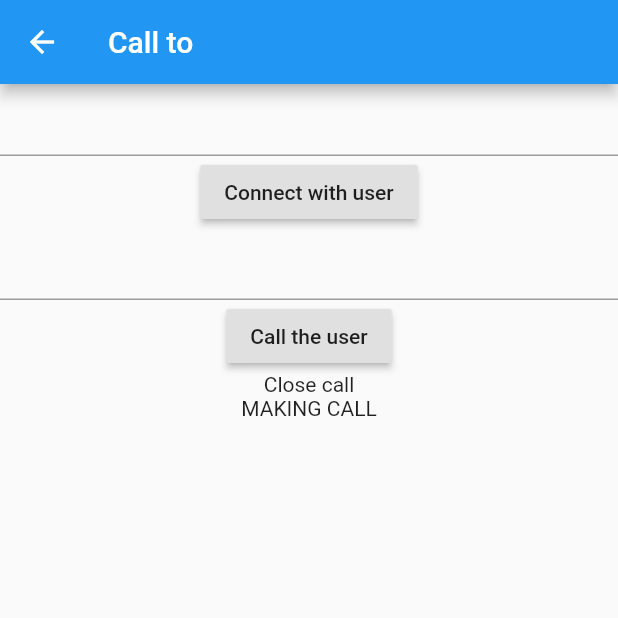
After one commit to nicearma/queApli, a Flutter app: the CallScreen screen opened by its route, after a tap on "Close call", on a phone screen of 412 x 824 dp, the top half of it. The commit adds this screen. Run offline on Flutter 3.47's test engine with Material 2 defaults, Android fonts, the phone set to English and light mode, and no system bars; our stand-ins replace camera, contacts_service, dio, flutter_mobx, mobx, permission_handler; missing offline and left inert: flutter_webrtc, w3c_event_source; generated files the repository leaves out were written again.

Commit message:
try to add webRTC

```diff
--- a/lib/main.dart
+++ b/lib/main.dart
@@ -1,4 +1,5 @@
 import 'package:flutter/material.dart';
+import 'package:queappli/screen/call.screen.dart';
 import 'package:queappli/screen/camera.screen.dart';
 import 'package:queappli/screen/chat.screen.dart';
 import 'package:queappli/screen/configuration.screen.dart';
@@ -34,7 +35,7 @@ class MyApp extends StatelessWidget {
         // This makes the visual density adapt to the platform that you run
         // the app on. For desktop platforms, the controls will be smaller and
         // closer together (more dense) than on mobile platforms.
-        visualDensity: VisualDensity.adaptivePlatformDensity,
+        //visualDensity: VisualDensity.adaptivePlatformDensity,
       ),
       routes: {
         '/': (context) => HomeScreen(),
@@ -42,6 +43,7 @@ class MyApp extends StatelessWidget {
         '/camera': (context) => CameraScreen(),
         '/contacts': (context) => ContactsScreen(),
         '/configuration' : (context) => ConfigurationScreen(),
+        '/call': (context) => CallScreen()
       },
       initialRoute: '/',
     );
--- /dev/null
+++ b/lib/screen/call.screen.dart
@@ -0,0 +1,122 @@
+import 'dart:async';
+
+import 'package:flutter/cupertino.dart';
+import 'package:flutter/material.dart';
+import 'package:flutter_mobx/flutter_mobx.dart';
+import 'package:flutter_webrtc/webrtc.dart';
+import 'package:queappli/screen/streaming/singaling.service.dart';
+import 'package:queappli/screen/streaming/streaming.dart';
+
+class CallScreen extends StatefulWidget {
+  const CallScreen({
+    Key key,
+  }) : super(key: key);
+
+  @override
+  CallState createState() => CallState();
+}
+
+class CallState extends State<CallScreen> {
+  SignalingService signalingService;
+
+  Future _initializeControllerFuture;
+
+  String _peerIdToCall;
+
+  Completer _completer;
+
+  RTCVideoRenderer _localRenderer = new RTCVideoRenderer();
+  RTCVideoRenderer _remoteRenderer = new RTCVideoRenderer();
+
+  @override
+  void initState() {
+    super.initState();
+
+    signalingService = new SignalingService();
+
+    _initializeControllerFuture = createFuture();
+    initRenderers();
+  }
+
+  initRenderers() async {
+    await _localRenderer.initialize();
+    await _remoteRenderer.initialize();
+  }
+
+  Future<void> createFuture() {
+    _completer = new Completer();
+
+    return _completer.future;
+  }
+
+  @override
+  Widget build(BuildContext context) {
+    return Scaffold(
+        appBar: AppBar(title: Text('Call to')),
+        // Wait until the controller is initialized before displaying the
+        // camera preview. Use a FutureBuilder to display a loading spinner
+        // until the controller has finished initializing.
+        body: Observer(builder: (_) {
+          var toAdd = <Widget>[];
+          if (streamingStore.remoteStream == null &&
+              streamingStore.localStream == null) {
+            toAdd.add(Text("MAKING CALL"));
+          }
+
+          if (streamingStore.remoteStream != null) {
+            _remoteRenderer.srcObject = streamingStore.remoteStream;
+            toAdd.add(Container(
+              margin: new EdgeInsets.fromLTRB(0.0, 0.0, 0.0, 0.0),
+              width: MediaQuery.of(context).size.width,
+              height: MediaQuery.of(context).size.height/5,
+              child: new RTCVideoView(_remoteRenderer),
+              decoration: new BoxDecoration(color: Colors.red),
+            ));
+          }
+          if (streamingStore.localStream != null) {
+            _localRenderer.srcObject = streamingStore.localStream;
+            toAdd.add(Container(
+              margin: new EdgeInsets.fromLTRB(0.0, 0.0, 0.0, 0.0),
+              width: MediaQuery.of(context).size.width,
+              height: MediaQuery.of(context).size.height/5,
+              child: new RTCVideoView(_localRenderer),
+              decoration: new BoxDecoration(color: Colors.green),
+            ));
+          }
+
+          return Column(
+              children: <Widget>[
+            TextFormField(
+              onChanged: (value) {
+                streamingStore.setSelfId(value);
+              },
+            ),
+            RaisedButton(
+              onPressed: () {
+                signalingService
+                    .makeEventSourceConnection(streamingStore.selfId);
+                _completer.complete();
+              },
+              child: Text('Connect with user'),
+            ),
+            TextFormField(
+              onChanged: (value) {
+                _peerIdToCall = value;
+              },
+            ),
+            RaisedButton(
+              onPressed: () {
+                signalingService.invite(_peerIdToCall, 'video');
+              },
+              child: Text('Call the user'),
+            ),
+            GestureDetector(
+              onTap: () {
+                signalingService.close();
+              },
+              child: Text("Close call"),
+            ),
+          ]..addAll(toAdd));
+        }));
+  }
+}
--- /dev/null
+++ b/lib/screen/streaming/streaming.dart
@@ -0,0 +1,120 @@
+import 'dart:math';
+
+import 'package:flutter_webrtc/webrtc.dart';
+import 'package:mobx/mobx.dart';
+
+part 'streaming.g.dart';
+
+var streamingStore = new StreamingStore();
+
+class StreamingStore = _StreamingStore with _$StreamingStore;
+
+abstract class _StreamingStore with Store {
+
+  @observable
+  ObservableList<dynamic> users = ObservableList.of([]);
+
+  @observable
+  String selfId;
+
+  @observable
+  SignalingState state;
+
+  @observable
+  String sessionId;
+
+  @observable
+  MediaStream localStream;
+
+  @observable
+  MediaStream remoteStream;
+
+  @observable
+  RTCPeerConnection currentPeerConnection;
+
+  @observable
+  String message;
+
+  @action
+  setSelfId(String id) {
+    selfId = id;
+  }
+
+  @action
+  changeState(SignalingState state) {
+    this.state = state;
+  }
+
+  @action
+  setCurrentPeerConnection(RTCPeerConnection peerConnection) {
+    currentPeerConnection = peerConnection;
+  }
+
+  @action
+  setSessionId(String id) {
+    sessionId = id;
+  }
+
+  @action
+  changeLocalStream(MediaStream stream) {
+    localStream = stream;
+  }
+
+  @action
+  changeRemoteStream(MediaStream stream) {
+    remoteStream = stream;
+  }
+
+  @action
+  addConnectedUser(dynamic user) {
+    users.add(user);
+  }
+
+  @action
+  deleteUser(dynamic user) {
+    users.remove(user);
+  }
+
+  @action
+  cleanStreaming() {
+    sessionId = null;
+
+    if (localStream != null) {
+      localStream.dispose();
+    }
+    localStream = null;
+
+    if (remoteStream != null) {
+      remoteStream.dispose();
+    }
+    remoteStream = null;
+
+    if (currentPeerConnection != null) {
+      currentPeerConnection.close();
+      currentPeerConnection.dispose();
+    }
+    currentPeerConnection = null;
+  }
+
+  @action
+  lastMessage(RTCDataChannelMessage data) {
+    String message;
+    if (data.isBinary) {
+      message = 'Got binary [${data.binary.toString()}]';
+    } else {
+      message = data.text;
+    }
+    this.message = message;
+  }
+}
+
+enum SignalingState {
+  CallStateNew,
+  CallStateRinging,
+  CallStateInvite,
+  CallStateConnected,
+  CallStateBye,
+  ConnectionOpen,
+  ConnectionClosed,
+  ConnectionError,
+}
--- a/pubspec.yaml
+++ b/pubspec.yaml
@@ -30,6 +30,9 @@ dependencies:
   path: ^1.6.4
   permission_handler: ^5.0.0+hotfix.3
   contacts_service: ^0.3.10
+  flutter_webrtc: ^0.2.8
+  dio: 3.0.9
+  w3c_event_source: ^1.3.2
 
   # The following adds the Cupertino Icons font to your application.
   # Use with the CupertinoIcons class for iOS style icons.
```
Also changed, not shown: lib/screen/home-tab.dart (+15 -2 lines), lib/screen/streaming/singaling.service.dart (added, +313 -0 lines), lib/screen/streaming/streaming.g.dart (added), pubspec.lock, 5 other files.
